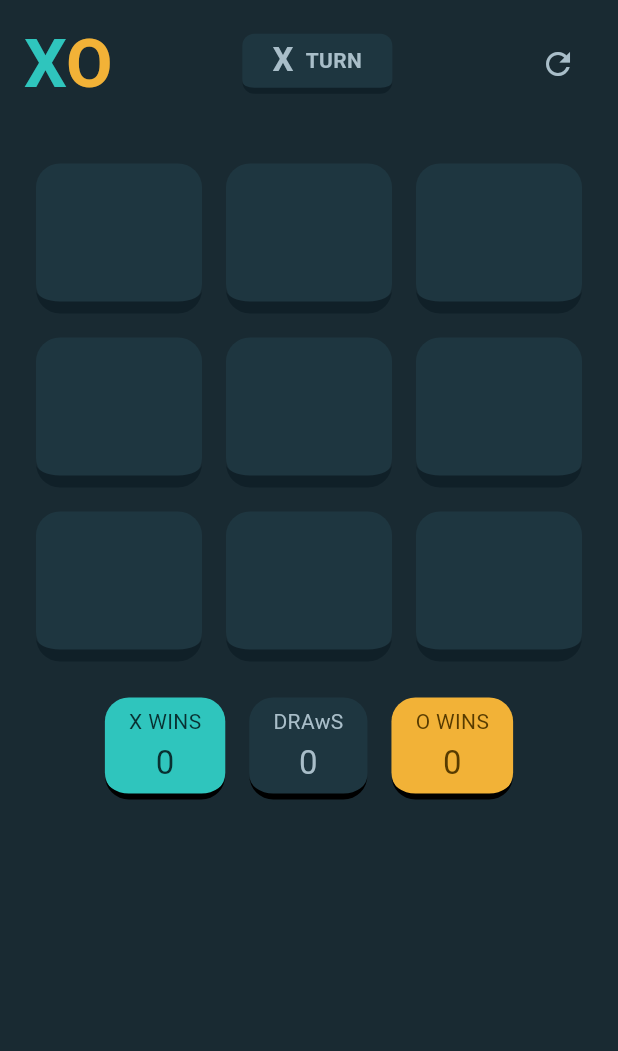
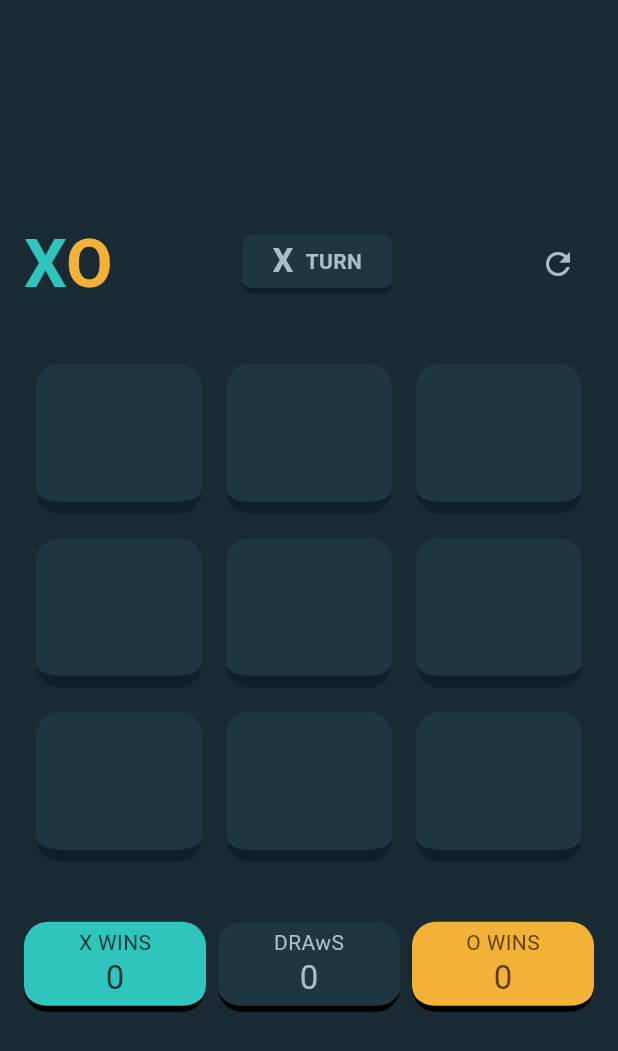
Before and after one commit to Mirror83/tic_tac_toe_flutter, a Flutter app: the screen it shows after launch, after a tap on "NEW GAME (VS CPU)", on a phone screen of 412 x 824 dp. Shown: the top 1051 px of the screen. Run offline on Flutter 3.47's test engine with Material 3 defaults, Android fonts, the phone set to English and light mode, and no system bars.

Commit message:
Tried to make the page more responsive

```diff
--- a/lib/game.dart
+++ b/lib/game.dart
@@ -204,7 +204,13 @@ class _TicTacToeGameState extends State<TicTacToeGame> {
       body: SafeArea(
         child: Stack(
           children: [
-            Column(
+            Center(
+              child: ConstrainedBox(
+                constraints: const BoxConstraints(maxWidth: 600),
+                child: OverflowBox(
+                  child: Center(
+                    child: Column(
+                      mainAxisSize: MainAxisSize.min,
                       children: [
                         Header(
                           gameState: gameState,
@@ -219,8 +225,16 @@ class _TicTacToeGameState extends State<TicTacToeGame> {
                           makeMove: makeMove,
                           computerIsMoving: computerIsMoving,
                         ),
-                StatsRow(xWins: xWins, draws: draws, theme: theme, oWins: oWins)
+                        StatsRow(
+                            xWins: xWins,
+                            draws: draws,
+                            theme: theme,
+                            oWins: oWins)
                       ],
+                    ),
+                  ),
+                ),
+              ),
             ),
             if (showRestartModal) _restartModal(),
             if (showTerminalStateModal) _terminalStateModal(),
@@ -247,28 +261,37 @@ class StatsRow extends StatelessWidget {
 
   @override
   Widget build(BuildContext context) {
-    return Row(
-      mainAxisSize: MainAxisSize.min,
+    return Padding(
+      padding: const EdgeInsets.all(16.0),
+      child: Row(
+        mainAxisAlignment: MainAxisAlignment.spaceBetween,
         children: [
-        StatBlock(
+          Expanded(
+            child: StatBlock(
               statName: "X WINS",
               statValue: xWins,
             ),
-        const SizedBox(width: 16),
-        StatBlock(
+          ),
+          const SizedBox(width: 8),
+          Expanded(
+            child: StatBlock(
               statName: "DRAwS",
               statValue: draws,
               backgroundColour: theme.colorScheme.surfaceContainer,
               textColour: theme.colorScheme.onSurface,
             ),
-        const SizedBox(width: 16),
-        StatBlock(
+          ),
+          const SizedBox(width: 8),
+          Expanded(
+            child: StatBlock(
               statName: "O WINS",
               statValue: oWins,
               backgroundColour: theme.colorScheme.secondary,
               textColour: theme.colorScheme.onSecondary,
             ),
+          ),
         ],
+      ),
     );
   }
 }
@@ -291,7 +314,7 @@ class StatBlock extends StatelessWidget {
     final theme = Theme.of(context);
 
     return Container(
-      padding: const EdgeInsets.symmetric(vertical: 6, horizontal: 16),
+      padding: const EdgeInsets.symmetric(vertical: 4),
       decoration: BoxDecoration(
           color: backgroundColour ?? theme.colorScheme.primary,
           borderRadius: BorderRadius.circular(16),
@@ -304,9 +327,6 @@ class StatBlock extends StatelessWidget {
               color: textColour ?? theme.colorScheme.onPrimary,
             ),
           ),
-          const SizedBox(
-            height: 4,
-          ),
           Text(
             statValue.toString(),
             style: theme.textTheme.titleLarge!.copyWith(
```
Lines whose indentation alone changed are shown as unchanged.
